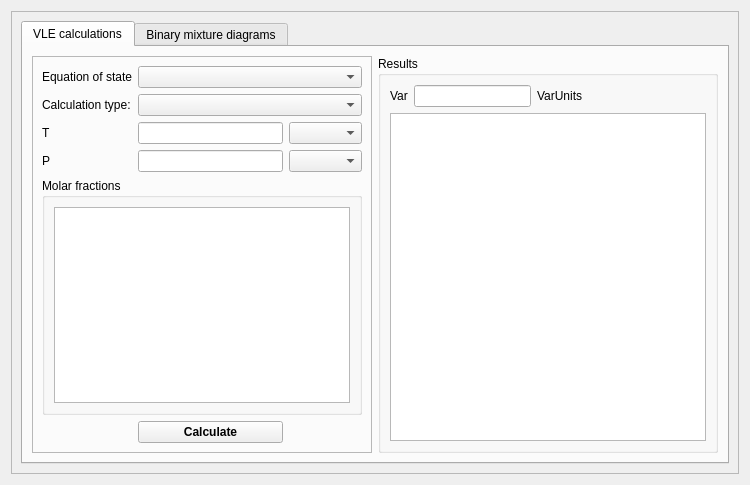
Qt form designer/vle_ui.ui (marcusbfs/Sindri) before a commit.
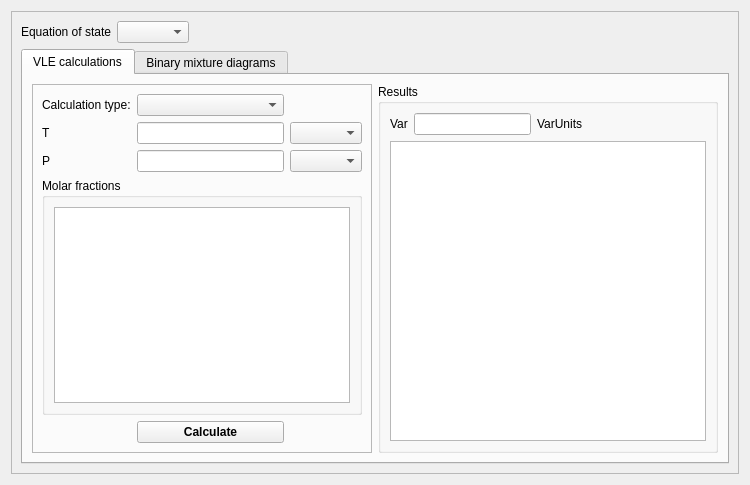
The same form after that commit.

What changed in the file:
```diff
--- a/designer/vle_ui.ui
+++ b/designer/vle_ui.ui
@@ -32,7 +32,30 @@
        </rect>
       </property>
       <layout class="QGridLayout" name="gridLayout_2">
-       <item row="0" column="0">
+       <item row="1" column="2">
+        <spacer name="horizontalSpacer_2">
+         <property name="orientation">
+          <enum>Qt::Horizontal</enum>
+         </property>
+         <property name="sizeHint" stdset="0">
+          <size>
+           <width>40</width>
+           <height>20</height>
+          </size>
+         </property>
+        </spacer>
+       </item>
+       <item row="1" column="1">
+        <widget class="QComboBox" name="comboBox_EOS"/>
+       </item>
+       <item row="1" column="0">
+        <widget class="QLabel" name="label_2">
+         <property name="text">
+          <string>Equation of state</string>
+         </property>
+        </widget>
+       </item>
+       <item row="3" column="0" colspan="3">
         <widget class="QTabWidget" name="tabWidget_VLE">
          <property name="currentIndex">
           <number>0</number>
@@ -107,67 +130,43 @@
               <enum>QFrame::Raised</enum>
              </property>
              <layout class="QGridLayout" name="gridLayout_4">
-              <item row="3" column="1" colspan="2">
-               <widget class="QLineEdit" name="le_Pvalue"/>
-              </item>
-              <item row="2" column="0">
-               <widget class="QLabel" name="label_4">
-                <property name="text">
-                 <string>T</string>
-                </property>
-               </widget>
-              </item>
-              <item row="3" column="3">
-               <widget class="QComboBox" name="comboBox_Punit"/>
-              </item>
-              <item row="5" column="1" colspan="2">
-               <widget class="QPushButton" name="btn_calculate">
-                <property name="font">
-                 <font>
-                  <pointsize>9</pointsize>
-                  <weight>75</weight>
-                  <bold>true</bold>
-                 </font>
-                </property>
-                <property name="text">
-                 <string>Calculate</string>
-                </property>
-               </widget>
-              </item>
-              <item row="0" column="1" colspan="3">
-               <widget class="QComboBox" name="comboBox_EOS"/>
-              </item>
-              <item row="1" column="1" colspan="3">
-               <widget class="QComboBox" name="comboBox_CalcType"/>
-              </item>
-              <item row="2" column="3">
-               <widget class="QComboBox" name="comboBox_Tunit"/>
-              </item>
-              <item row="1" column="0">
+              <item row="0" column="0">
                <widget class="QLabel" name="label_3">
                 <property name="text">
                  <string>Calculation type:</string>
                 </property>
                </widget>
               </item>
-              <item row="0" column="0">
-               <widget class="QLabel" name="label_2">
+              <item row="0" column="1">
+               <widget class="QComboBox" name="comboBox_CalcType"/>
+              </item>
+              <item row="1" column="0">
+               <widget class="QLabel" name="label_4">
                 <property name="text">
-                 <string>Equation of state</string>
+                 <string>T</string>
                 </property>
                </widget>
               </item>
-              <item row="2" column="1" colspan="2">
+              <item row="1" column="1">
                <widget class="QLineEdit" name="le_Tvalue"/>
               </item>
-              <item row="3" column="0">
+              <item row="1" column="2">
+               <widget class="QComboBox" name="comboBox_Tunit"/>
+              </item>
+              <item row="2" column="0">
                <widget class="QLabel" name="label_5">
                 <property name="text">
                  <string>P</string>
                 </property>
                </widget>
               </item>
-              <item row="4" column="0" colspan="4">
+              <item row="2" column="1">
+               <widget class="QLineEdit" name="le_Pvalue"/>
+              </item>
+              <item row="2" column="2">
+               <widget class="QComboBox" name="comboBox_Punit"/>
+              </item>
+              <item row="3" column="0" colspan="3">
                <widget class="QGroupBox" name="groupBox_2">
                 <property name="title">
                  <string>Molar fractions</string>
@@ -179,6 +178,20 @@
                 </layout>
                </widget>
               </item>
+              <item row="4" column="1">
+               <widget class="QPushButton" name="btn_calculate">
+                <property name="font">
+                 <font>
+                  <pointsize>9</pointsize>
+                  <weight>75</weight>
+                  <bold>true</bold>
+                 </font>
+                </property>
+                <property name="text">
+                 <string>Calculate</string>
+                </property>
+               </widget>
+              </item>
              </layout>
             </widget>
            </item>
```
